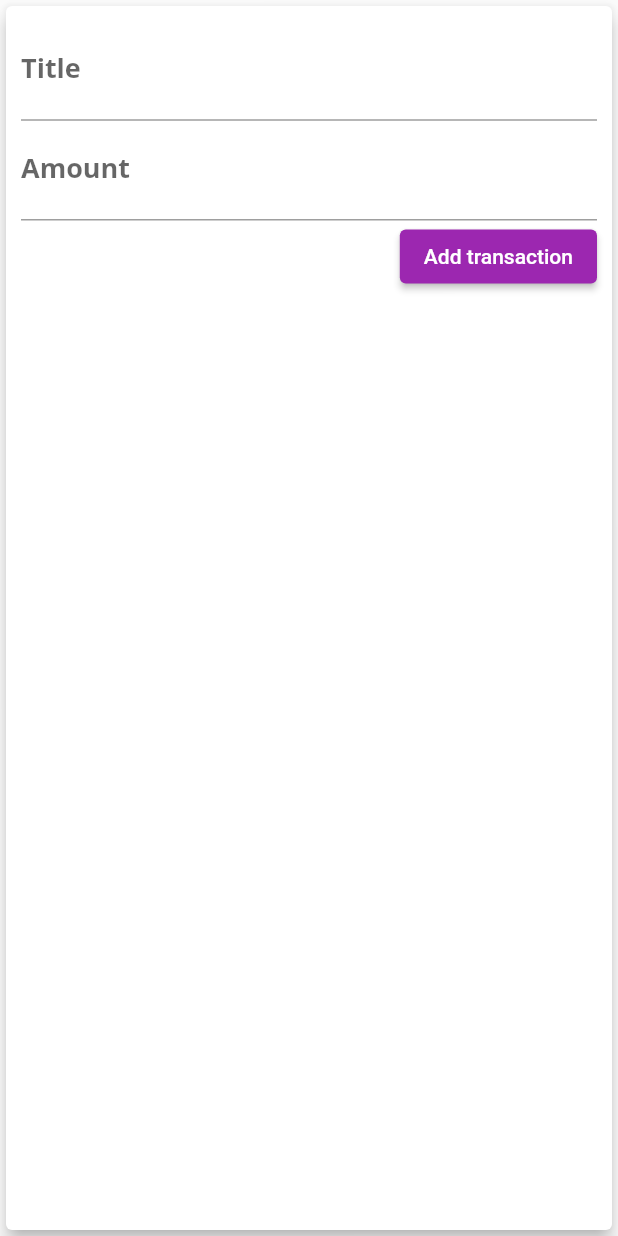
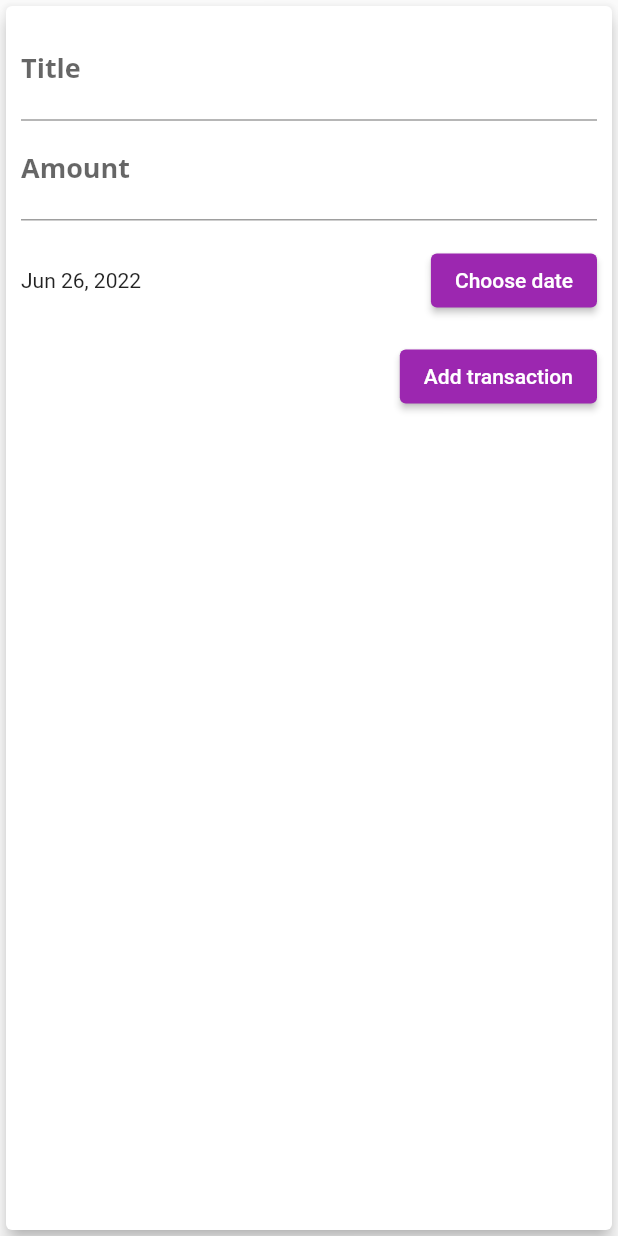
Before and after one commit to rudrakshya/personal-expense, a Flutter app: the NewTransaction widget shown alone on an empty page, opened directly with empty values, after a tap on "Add transaction", on a phone screen of 412 x 824 dp. Run offline on Flutter 3.47's test engine with Material 2 defaults, Android fonts, the phone set to English and light mode, and no system bars.

Commit message:
add date with transaction.

```diff
--- a/lib/main.dart
+++ b/lib/main.dart
@@ -100,12 +100,13 @@ class _MyHomePageState extends State<MyHomePage> {
         });
   }
 
-  void _addNewTransaction(String txnTitle, double txnAmount) {
+  void _addNewTransaction(
+      String txnTitle, double txnAmount, DateTime selectedDate) {
     final newTxn = Transaction(
       id: DateTime.now().toString(),
       title: txnTitle,
       amount: txnAmount,
-      date: DateTime.now(),
+      date: selectedDate,
     );
 
     setState(() {
@@ -127,20 +128,10 @@ class _MyHomePageState extends State<MyHomePage> {
       ),
       body: SingleChildScrollView(
         child: Column(
-          // mainAxisAlignment: MainAxisAlignment.spaceAround,
           crossAxisAlignment: CrossAxisAlignment.stretch,
           children: [
-            // SizedBox(
-            //   width: double.infinity,
-            //   child: Card(
-            //     color: Theme.of(context).primaryColor,
-            //     elevation: 5,
-            //     child: const Text("CHART!"),
-            //   ),
-            // ),
             Chart(recentTransaction: _recentTransactions),
             TransactionList(transactions: _userTransaction),
-            // UserTransaction(),
           ],
         ),
       ),
--- a/lib/widgets/new_transaction.dart
+++ b/lib/widgets/new_transaction.dart
@@ -1,4 +1,5 @@
 import 'package:flutter/material.dart';
+import 'package:intl/intl.dart';
 
 class NewTransaction extends StatefulWidget {
   final Function addTxn;
@@ -10,16 +11,16 @@ class NewTransaction extends StatefulWidget {
 }
 
 class _NewTransactionState extends State<NewTransaction> {
-  final titleController = TextEditingController();
-
-  final amountController = TextEditingController();
+  final _titleController = TextEditingController();
+  final _amountController = TextEditingController();
+  late DateTime _selectedDate = DateTime.now();
 
   void submitData() {
-    final enteredTitle = titleController.text;
+    final enteredTitle = _titleController.text;
     double enteredAmount = 0;
 
-    if (amountController.text.isNotEmpty) {
-      enteredAmount = double.parse(amountController.text);
+    if (_amountController.text.isNotEmpty) {
+      enteredAmount = double.parse(_amountController.text);
     }
 
     if (enteredTitle.isEmpty || enteredAmount <= 0) {
@@ -29,6 +30,7 @@ class _NewTransactionState extends State<NewTransaction> {
     widget.addTxn(
       enteredTitle,
       enteredAmount,
+      _selectedDate,
     );
 
     Navigator.of(context).pop();
@@ -45,15 +47,43 @@ class _NewTransactionState extends State<NewTransaction> {
           children: [
             TextField(
               decoration: const InputDecoration(labelText: 'Title'),
-              controller: titleController,
+              controller: _titleController,
               onSubmitted: (_) => submitData(),
             ),
             TextField(
               decoration: const InputDecoration(labelText: 'Amount'),
-              controller: amountController,
+              controller: _amountController,
               keyboardType:
                   const TextInputType.numberWithOptions(decimal: true),
               onSubmitted: (_) => submitData(),
+            ),
+            SizedBox(
+              height: 80,
+              child: Row(
+                children: [
+                  Expanded(
+                    child: Text(
+                      DateFormat.yMMMd().format(_selectedDate),
+                    ),
+                  ),
+                  ElevatedButton(
+                    onPressed: () => showDatePicker(
+                      context: context,
+                      initialDate: DateTime.now(),
+                      firstDate: DateTime(2019),
+                      lastDate: DateTime.now(),
+                    ).then((pickedDate) {
+                      if (pickedDate == null) {
+                        return;
+                      }
+                      setState(() {
+                        _selectedDate = pickedDate;
+                      });
+                    }),
+                    child: const Text('Choose date'),
+                  )
+                ],
+              ),
             ),
             ElevatedButton(
               onPressed: submitData,
```
